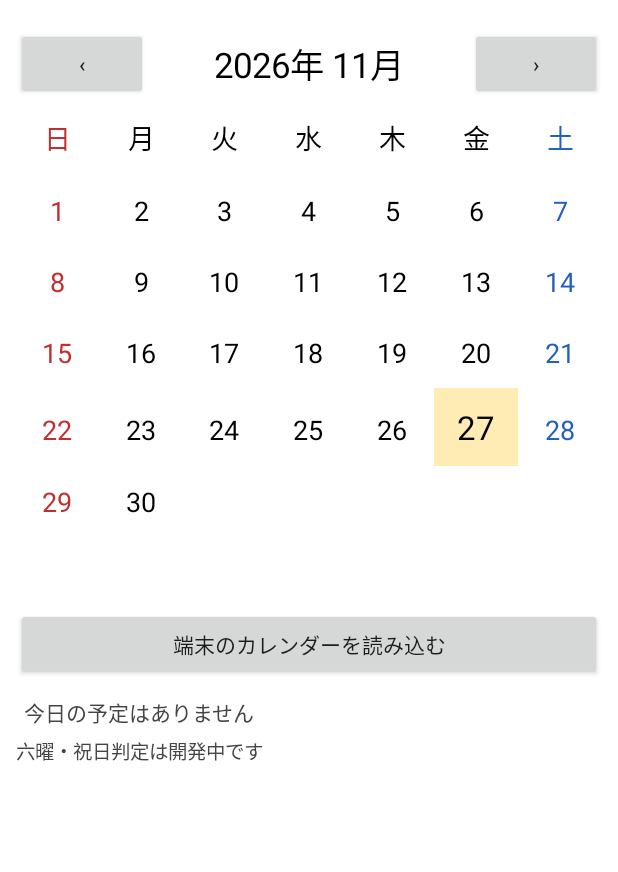
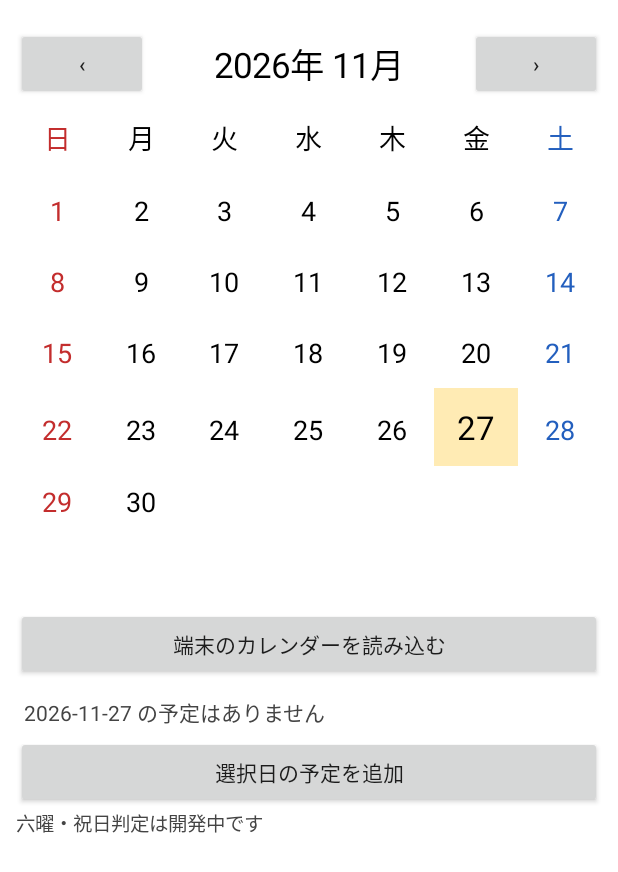
Before and after one commit to kurenn46-max/night-calendar-, an Android app: the screen it shows after launch (MainActivity), on a phone screen of 412 x 824 dp. Shown: the top 872 px of the screen. Run offline under Robolectric (Android 15) with nearby library versions, the phone set to English and light mode, and no system bars.

Commit message:
feat: select calendar dates and add events through Android calendar app

```diff
--- a/app/src/main/java/com/nightcalendar/MainActivity.kt
+++ b/app/src/main/java/com/nightcalendar/MainActivity.kt
@@ -6,6 +6,9 @@ import android.app.Activity
 import android.graphics.Color
 import android.os.Bundle
 import android.view.Gravity
+import android.content.Intent
+import android.provider.CalendarContract
+import java.time.ZoneId
 import android.view.View
 import android.widget.Button
 import android.widget.GridLayout
@@ -19,6 +22,7 @@ import java.util.Locale
 
 class MainActivity : Activity() {
     private var month: YearMonth = YearMonth.now()
+    private var selectedDate: LocalDate = LocalDate.now()
     private lateinit var heading: TextView
     private lateinit var calendar: GridLayout
     private lateinit var eventSummary: TextView
@@ -59,6 +63,18 @@ class MainActivity : Activity() {
             setPadding(8, 16, 8, 8)
         }
         root.addView(eventSummary)
+        root.addView(Button(this).apply {
+            text = "選択日の予定を追加"
+            setOnClickListener {
+                val start = selectedDate.atTime(9, 0).atZone(ZoneId.systemDefault()).toInstant().toEpochMilli()
+                val intent = Intent(Intent.ACTION_INSERT, CalendarContract.Events.CONTENT_URI)
+                    .putExtra(CalendarContract.EXTRA_EVENT_BEGIN_TIME, start)
+                    .putExtra(CalendarContract.EXTRA_EVENT_END_TIME, start + 3600000L)
+                try { startActivity(intent) } catch (e: android.content.ActivityNotFoundException) {
+                    android.widget.Toast.makeText(this@MainActivity, "カレンダーアプリが見つかりません", android.widget.Toast.LENGTH_SHORT).show()
+                }
+            }
+        })
         root.addView(TextView(this).apply {
             text = "六曜・祝日判定は開発中です"
             textSize = 13f
@@ -73,9 +89,9 @@ class MainActivity : Activity() {
         calendar.removeAllViews()
         eventSummary.text = if (checkSelfPermission(Manifest.permission.READ_CALENDAR) == PackageManager.PERMISSION_GRANTED) {
             try {
-                val events = DeviceCalendarEvents.onDate(this, LocalDate.now())
-                if (events.isEmpty()) "今日の予定はありません"
-                else "今日の予定: " + events.take(4).joinToString(" / ") { it.title }
+                val events = DeviceCalendarEvents.onDate(this, selectedDate)
+                if (events.isEmpty()) "$selectedDate の予定はありません"
+                else "$selectedDate の予定: " + events.take(4).joinToString(" / ") { it.title }
             } catch (e: RuntimeException) {
                 "予定を読み込めませんでした"
             }
@@ -90,8 +106,13 @@ class MainActivity : Activity() {
             val date = month.atDay(1).plusDays((slot - firstOffset).toLong())
             val inMonth = YearMonth.from(date) == month
             val label = if (inMonth) date.dayOfMonth.toString() else ""
-            addCell(label, slot % 7, inMonth && date == today)
+            addCell(label, slot % 7, inMonth && date == today, if (inMonth) date else null)
         }
+    }
+
+    override fun onResume() {
+        super.onResume()
+        if (::eventSummary.isInitialized) render()
     }
 
     override fun onRequestPermissionsResult(requestCode: Int, permissions: Array<out String>, grantResults: IntArray) {
@@ -99,7 +120,7 @@ class MainActivity : Activity() {
         if (requestCode == 100) render()
     }
 
-    private fun addCell(label: String, column: Int, today: Boolean) {
+    private fun addCell(label: String, column: Int, today: Boolean, date: LocalDate? = null) {
         val cell = TextView(this).apply {
             text = label
             textSize = if (today) 22f else 18f
@@ -111,6 +132,8 @@ class MainActivity : Activity() {
                 else -> Color.BLACK
             })
             if (today) setBackgroundColor(Color.rgb(255, 235, 180))
+            else if (date != null && date == selectedDate) setBackgroundColor(Color.rgb(220, 235, 255))
+            if (date != null) setOnClickListener { selectedDate = date; render() }
         }
         calendar.addView(cell, GridLayout.LayoutParams().apply {
             width = 0
```
